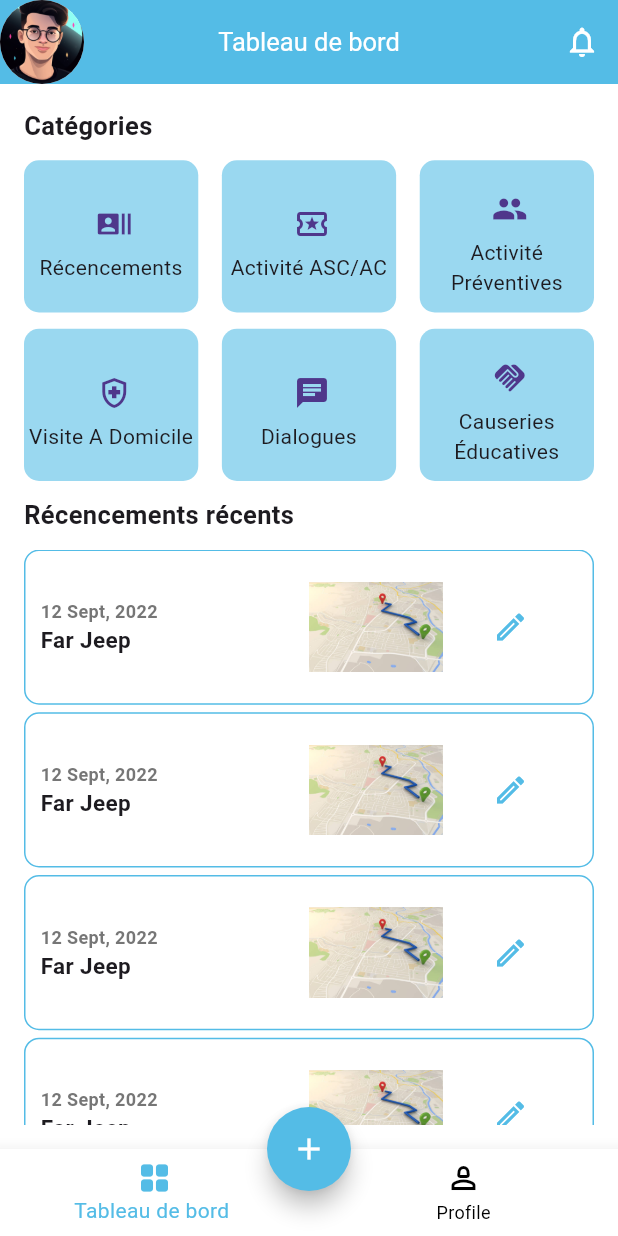
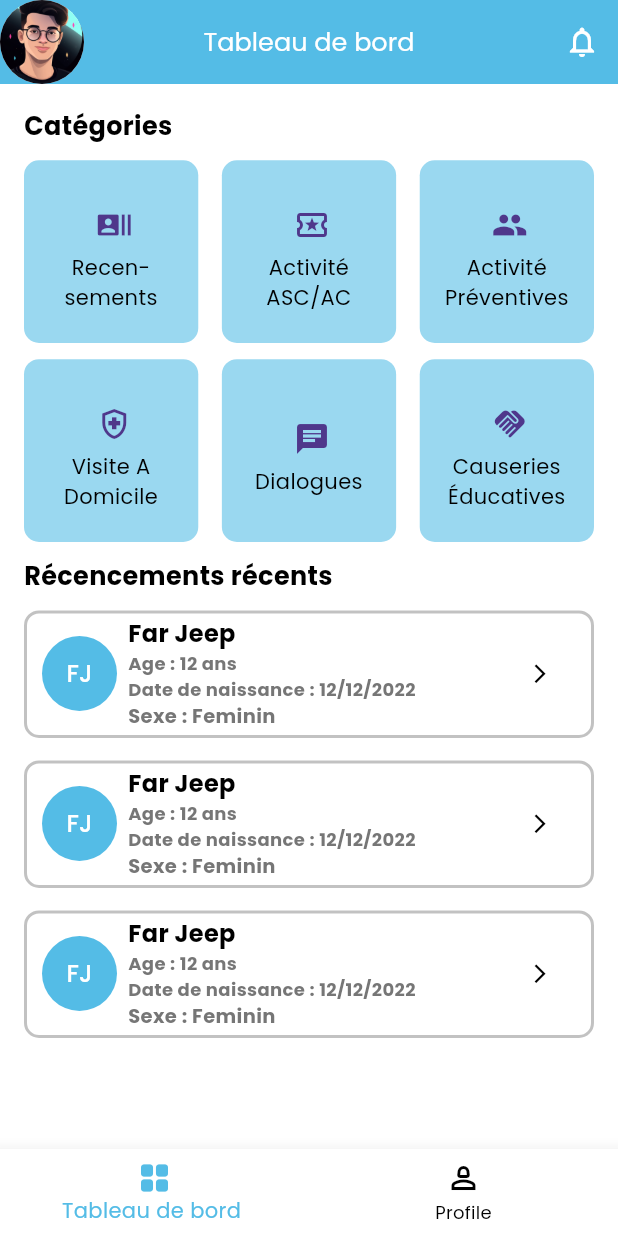
Before and after one commit to mayi2126/contact_tracing, a Flutter app: the DashboardPage screen opened by its route, on a phone screen of 412 x 824 dp. Run offline on Flutter 3.47's test engine with Material 3 defaults, Android fonts, the phone set to English and light mode, and no system bars; our stand-ins replace equatable, flutter_bloc, flutter_screenutil, flutter_secure_storage, google_fonts, jwt_decoder; accounts and stored records are empty.

Commit message:
add recensement page

```diff
--- a/tracking/lib/Presentation/Auth/bloc/login_bloc.dart
+++ b/tracking/lib/Presentation/Auth/bloc/login_bloc.dart
@@ -20,12 +20,12 @@ class LoginBloc extends Bloc<LoginEvent, LoginState> {
 
 
 
-          // await Future.delayed(const Duration(seconds: 10));
+          await Future.delayed(const Duration(seconds: 2));
         //   SecretInfo _secret = SecretInfo();
 
-          data = await loginRepo.logUser(event.pwd, event.email);
+          // data = await loginRepo.logUser(event.pwd, event.email);
 
-          print(data);
+          // print(data);
         // //  print(data);
         //  _secret.storeToken(data);
         // //  _secret.decodeToken();
--- a/tracking/lib/Presentation/dashboard/main.dart
+++ b/tracking/lib/Presentation/dashboard/main.dart
@@ -81,21 +81,7 @@ class _DashboardPageState extends State<DashboardPage> {
               ],
             ),
       body: _widgetOptions.elementAt(_selectedIndex),
-      floatingActionButton: _selectedIndex == 0
-          ? FloatingActionButton(
-              backgroundColor: Palette.primary,
-              shape: const CircleBorder(),
-              child: const Icon(
-                Icons.add,
-                color: Palette.white,
-              ),
-              onPressed: () {
-                Navigator.pushNamed(context, RoutesName.addRecencement);
-              },
-            )
-          : null,
-      floatingActionButtonLocation: FloatingActionButtonLocation.centerDocked,
-      bottomNavigationBar: BottomNavigationBar(
+       bottomNavigationBar: BottomNavigationBar(
         backgroundColor: Palette.white,
         elevation: 10,
         unselectedItemColor: Palette.contentPrimary,
--- a/tracking/lib/Presentation/dashboard/views/items.dart
+++ b/tracking/lib/Presentation/dashboard/views/items.dart
@@ -5,7 +5,12 @@ class Items extends StatelessWidget {
 
   @override
   Widget build(BuildContext context) {
+   const  List<TrackingCard> items =  [
+      TrackingCard(),
+      TrackingCard(),
+      TrackingCard(),
 
+    ];
 
     return Padding(
       padding: const EdgeInsets.all(16.0),
@@ -20,31 +25,34 @@ class Items extends StatelessWidget {
           10.verticalSpace,
           Row(
             mainAxisAlignment: MainAxisAlignment.spaceBetween,
-
             children: [
-              const Expanded(
+              Expanded(
                   child: CardWidget(
                 icon: Icons.recent_actors,
-                title: "Récencements",
+                title: "Recen-\nsements",
+                onTap: () {
+                  Navigator.pushNamed(context, RoutesName.mainRecensement);
+                },
               )),
               15.horizontalSpace,
-              const Expanded(
+              Expanded(
                   child: CardWidget(
                 icon: Icons.local_activity_outlined,
-                title: "Activité ASC/AC",
+                title: "Activité \nASC/AC",
+                onTap: () {},
               )),
               15.horizontalSpace,
-              const Expanded(
+              Expanded(
                   child: CardWidget(
                 icon: Icons.people_sharp,
                 title: "Activité Préventives",
+                onTap: () {},
               )),
             ],
           ),
           10.verticalSpace,
           Row(
             mainAxisAlignment: MainAxisAlignment.spaceBetween,
-
             children: [
               const Expanded(
                   child: CardWidget(
@@ -71,8 +79,9 @@ class Items extends StatelessWidget {
             style: TextStyle(fontSize: 17, fontWeight: FontWeight.bold),
           ),
           10.verticalSpace,
-
-          const RecentTrackingWidget(),
+          const RecentTrackingWidget(
+            cards: items,
+          ),
         ],
       ),
     );
--- a/tracking/lib/Presentation/dashboard/views/recent_tracking.dart
+++ b/tracking/lib/Presentation/dashboard/views/recent_tracking.dart
@@ -1,24 +1,18 @@
 part of '../../../core/cores.dart';
 
 class RecentTrackingWidget extends StatelessWidget {
-  const RecentTrackingWidget({super.key});
+  const RecentTrackingWidget({super.key, required this.cards});
+  final List<TrackingCard> cards;
 
   @override
   Widget build(BuildContext context) {
 
-    const List<Widget> items = [
-      TrackingCard(),
-      TrackingCard(),
-      TrackingCard(),
-      TrackingCard(),
-      TrackingCard(),
-    ];
     return Expanded(
       child: SingleChildScrollView(
         scrollDirection: Axis.vertical,
         child: Column(
-          children: items
-              .map((item) => item)
+          children: cards
+              .map((card) => card)
               .toList(),
         ),
       ),
--- a/tracking/lib/app/routes/router.dart
+++ b/tracking/lib/app/routes/router.dart
@@ -1,10 +1,6 @@
-
-
 import 'package:flutter/material.dart';
 import 'package:tracking_pregnant/app/routes/routes_name.dart';
 import 'package:tracking_pregnant/core/cores.dart';
-
-
 
 class Routes {
   static Route<dynamic> onGenerateRoute(RouteSettings routeSettings) {
@@ -13,11 +9,12 @@ class Routes {
       case RoutesName.login:
         return MaterialPageRoute(builder: (context) => const LoginPage());
 
-       case RoutesName.main:
+      case RoutesName.main:
         return MaterialPageRoute(builder: (context) => const DashboardPage());
-       case RoutesName.addRecencement:
-        return MaterialPageRoute(builder: (context) => const AddRecencement());
-
+      case RoutesName.addRecensement:
+        return MaterialPageRoute(builder: (context) => const AddRecensement());
+      case RoutesName.mainRecensement:
+        return MaterialPageRoute(builder: (context) => const MainRecensement());
 
       default:
         return MaterialPageRoute(
--- a/tracking/lib/app/routes/routes_name.dart
+++ b/tracking/lib/app/routes/routes_name.dart
@@ -1,33 +1,12 @@
 class RoutesName{
-  static const String splash ="splash";
-  static const String registration ="registration";
-  static const String onBoarding ="onBoarding";
-  static const String connection ="connection";
-  static const String forgotPassword ="forgotPassword";
-  static const String passwordChange ="passwordChange";
-  static const String registerCodeConfirmation ="registerCodeConfirmation";
-  static const String resetPasswordCodeConfirmation ="resetPasswordCodeConfirmation";
+
 
   static const String login ="loginPage";
   static const String main ="main";
-  static const String addRecencement = "addRecencement";
 
+  static const String addRecensement = "addRecensement";
+  static const String mainRecensement = "mainRecensement";
 
-  static const String completeProfil ="completeProfil";
-  static const String detailProperty ="detailProperty";
-  static const String search ="searchProperty";
-
-
-  static const String notifications ="notifications";
-  static const String filledPassword ="filledPaswword";
-  static const String userPreferences ="userPreferences";
-  static const String payement ="payement";
-
-
-  static const String bill ="bill";
-  static const String successPayment ="successPayment";
-
-  static const String viewImage ="viewImage";
 
 
 }
--- a/tracking/lib/components/ui/auth/text_form_input.dart
+++ b/tracking/lib/components/ui/auth/text_form_input.dart
@@ -12,7 +12,8 @@ class CustomTextFormInput extends StatelessWidget {
       this.prefIcon,
       this.minLine = 1,
       this.counterText,
-      this.icon, this.onTap});
+      this.icon, this.onTap,
+      this.isReadonly = false});
 
   final TextEditingController controller;
   final String hintText;
@@ -25,10 +26,12 @@ class CustomTextFormInput extends StatelessWidget {
   final String? counterText;
   final IconData? icon;
   final void Function()? onTap;
+  final bool isReadonly;
 
   @override
   Widget build(BuildContext context) {
     return TextFormField(
+      readOnly: isReadonly,
       maxLines: minLine,
       keyboardType: keybordType,
       obscureText: isPassword,
--- a/tracking/lib/components/ui/card.dart
+++ b/tracking/lib/components/ui/card.dart
@@ -1,17 +1,19 @@
 part of '../../core/cores.dart';
 
 class CardWidget extends StatelessWidget {
-  const CardWidget({super.key, required this.icon, required this.title,});
+  const CardWidget({super.key, required this.icon, required this.title, this.onTap,});
   final IconData icon;
   final String title;
+  final Function()? onTap;
 
 
 
   @override
   Widget build(BuildContext context) {
     return GestureDetector(
+      onTap: onTap,
       child: Container(
-        height: getHeight(100),
+        height: getHeight(120),
         width: getWidth(50),
         decoration: BoxDecoration(
             borderRadius: BorderRadius.circular(10), color: Palette.card,
--- a/tracking/lib/components/ui/primary_button.dart
+++ b/tracking/lib/components/ui/primary_button.dart
@@ -47,7 +47,6 @@ class PrimaryButton extends StatelessWidget {
             style: TextStyle(
               color:textColor?? (isFilledBtn ? Palette.contentPrimary : Palette.primary),
               fontSize: getFontSize(size),
-              fontFamily: 'Inter',
               fontWeight: FontWeight.bold,
             ),
           )),
--- a/tracking/lib/components/ui/recent_tracking_card.dart
+++ b/tracking/lib/components/ui/recent_tracking_card.dart
@@ -6,18 +6,32 @@ class TrackingCard extends StatelessWidget {
   @override
   Widget build(BuildContext context) {
     return Padding(
-      padding: const EdgeInsets.only(bottom: 5),
+      padding: const EdgeInsets.only(bottom: 15),
       child: Container(
         width: double.infinity,
         decoration: BoxDecoration(
             color: Palette.white,
-          border: Border.all(color: Palette.primary),
+            border: Border.all(color: Palette.cardBorderColor, width: 2),
             borderRadius: BorderRadius.circular(10),
-          // boxShadow: [BoxShadow(color: Palette.dark2,blurRadius: 2,offset: Offset(0,5))]
+            // boxShadow: const [
+            //   BoxShadow(
+            //     color: Palette.dark2,
+            //     blurRadius: 3,
+            //     offset:  Offset(0, 2),
+            //   ),
+            // ]
             ),
-        padding: const EdgeInsets.only(left: 10, right: 10),
+        padding: const EdgeInsets.only(left: 10, right: 10,top: 2,bottom: 3),
         child: Row(
+          crossAxisAlignment: CrossAxisAlignment.center,
           children: [
+            const CircleAvatar(
+              radius: 25,
+               backgroundColor: Palette.primary,
+               child: Text("FJ",style: TextStyle(color: Palette.white),),
+            ),
+            7.horizontalSpace,
+
             const Expanded(
                 flex: 2,
                 child: Column(
@@ -25,35 +39,45 @@ class TrackingCard extends StatelessWidget {
                   mainAxisAlignment: MainAxisAlignment.start,
                   children: [
                     Text(
-                      "12 Sept, 2022",
+                      "Far Jeep",
+                      style:
+                          TextStyle(fontWeight: FontWeight.bold, fontSize: 16),
+                    ),
+                    Text(
+                      "Age : 12 ans",
                       style: TextStyle(
                           fontWeight: FontWeight.bold,
                           fontSize: 12,
                           color: Palette.foreign),
                     ),
                     Text(
-                      "Far Jeep",
-                      style:
-                          TextStyle(fontWeight: FontWeight.bold, fontSize: 15),
+                      "Date de naissance : 12/12/2022",
+                      style: TextStyle(
+                          fontWeight: FontWeight.bold,
+                          fontSize: 12,
+                          color: Palette.foreign),
                     ),
+                    Text(
+                      "Sexe : Feminin",
+                      style: TextStyle(
+                          fontWeight: FontWeight.bold,
+                          fontSize: 13,
+                          color: Palette.foreign),
+                    ),
+
                   ],
                 )),
-            Expanded(
-                child: Container(
-                    height: getHeight(100),
-                    width: getWidth(100),
-                    child: Image.asset("assets/jpg/map.jpg"))),
-            Expanded(
-              child: Column(
+
+            Column(
               children: [
                 IconButton(
                     onPressed: () {},
                     icon: const Icon(
-                        Icons.edit_outlined,
-                        color: Palette.primary,
+                      Icons.arrow_forward_ios_outlined,
+                      color: Palette.contentPrimary,
+                      size: 15,
                     )),
               ],
-              ),
             )
           ],
         ),
--- a/tracking/lib/core/cores.dart
+++ b/tracking/lib/core/cores.dart
@@ -30,5 +30,6 @@ part '../components/ui/card.dart';
 part '../components/ui/recent_tracking_card.dart';
 part '../components/ui/form_recencement.dart';
 
-
+/* ------------------------------- RECENSEMENT ------------------------------ */
 part '../Presentation/recencement/add_recencement.dart';
+part '../Presentation/recencement/page_recensement.dart';
--- a/tracking/lib/design_system/pallete.dart
+++ b/tracking/lib/design_system/pallete.dart
@@ -15,10 +15,10 @@ class Palette {
   static const Color textSuccess = Color(0xFF198155);
   static const Color bgSuccess = Color(0xFFECFCE5);
   static const Color bgGrey = Color.fromARGB(113, 230, 230, 230);
-    static const Color layout = Color.fromARGB(112, 14, 12, 12);
-        static const Color hintColor = Color.fromARGB(111, 70, 70, 70);
-
+  static const Color layout = Color.fromARGB(112, 14, 12, 12);
+  static const Color hintColor = Color.fromARGB(111, 70, 70, 70);
+  static const Color cardBorderColor = Color.fromARGB(92, 87, 87, 87);
 
   static const Color foreign = Color.fromARGB(202, 82, 82, 82);
-   static const Color containerBackground = Color.fromARGB(41, 197, 10, 10);
+  static const Color containerBackground = Color.fromARGB(41, 197, 10, 10);
 }
--- a/tracking/lib/main.dart
+++ b/tracking/lib/main.dart
@@ -4,6 +4,7 @@ import 'package:flutter_screenutil/flutter_screenutil.dart';
 import 'package:tracking_pregnant/app/routes/router.dart';
 import 'package:tracking_pregnant/app/routes/routes_name.dart';
 import 'package:tracking_pregnant/design_system/pallete.dart';
+import 'package:google_fonts/google_fonts.dart';
 
 void main() {
   WidgetsFlutterBinding.ensureInitialized();
@@ -32,6 +33,9 @@ class MyApp extends StatelessWidget {
           initialRoute: RoutesName.login,
           onGenerateRoute: Routes.onGenerateRoute,
           theme: ThemeData(
+              textTheme: GoogleFonts.poppinsTextTheme(  // Remplace 'lato' par la police souhaitée
+          Theme.of(context).textTheme.apply(bodyColor: Colors.black, displayColor: Colors.black),
+        ),
             highlightColor: Palette.primary,
             hintColor: Palette.white ,
             primaryColor:
@@ -55,6 +59,7 @@ class MyApp extends StatelessWidget {
             //   displaySmall: TextStyle(color: Palette.white),
             //   // Autres styles de texte (#FFFF87)
             // ),
+            focusColor: Palette.white,
             appBarTheme: const AppBarTheme(
               backgroundColor:
                   Palette.contentPrimary, // Couleur de fond (#EC8000)
--- a/tracking/pubspec.yaml
+++ b/tracking/pubspec.yaml
@@ -22,6 +22,7 @@ dependencies:
   flutter_bloc: ^8.1.6
   equatable: ^2.0.5
   http: ^1.2.1
+  google_fonts: ^6.2.1
 
 
 dev_dependencies:
```
Also changed, not shown: tracking/lib/Presentation/recencement/add_recencement.dart (+24 -23 lines), tracking/lib/Presentation/recencement/page_recensement.dart (added, +88 -0 lines), tracking/pubspec.lock. Lines whose indentation alone changed are shown as unchanged.
